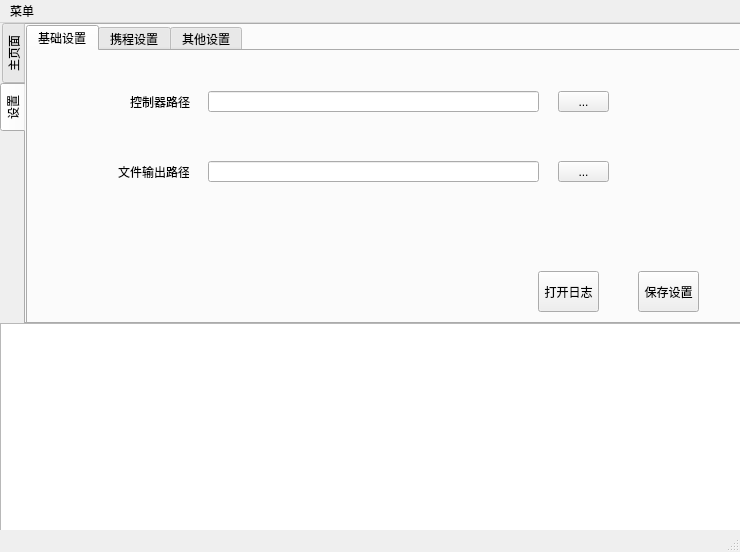
First picture: the form in ui/mainWindow.ui, repository SHEN2BAIYI/hotelSpider, before the edit.
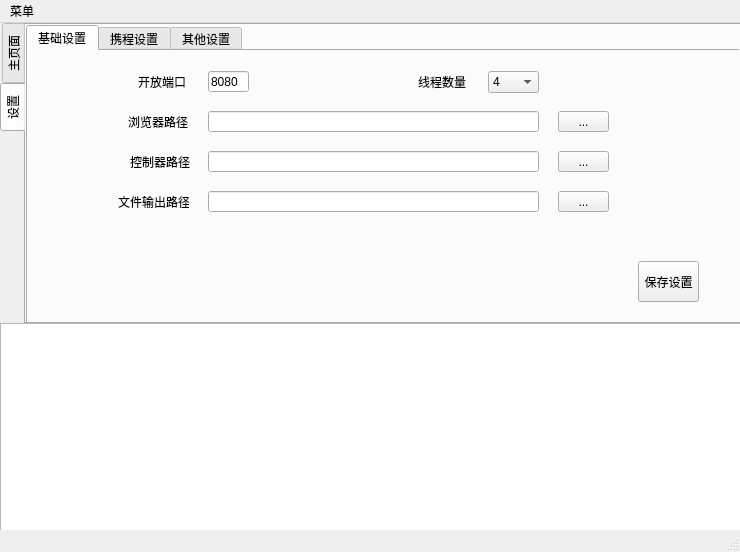
Second picture: the form after the edit. The open tabs and pages were chosen to show the change.

Patch:
```diff
--- a/ui/mainWindow.ui
+++ b/ui/mainWindow.ui
@@ -446,44 +446,6 @@
        <string/>
       </property>
      </widget>
-     <widget class="QLabel" name="label_15">
-      <property name="geometry">
-       <rect>
-        <x>60</x>
-        <y>70</y>
-        <width>51</width>
-        <height>21</height>
-       </rect>
-      </property>
-      <property name="text">
-       <string>排序条件</string>
-      </property>
-     </widget>
-     <widget class="QComboBox" name="pingtai_2">
-      <property name="geometry">
-       <rect>
-        <x>120</x>
-        <y>70</y>
-        <width>191</width>
-        <height>22</height>
-       </rect>
-      </property>
-      <item>
-       <property name="text">
-        <string>欢迎度优先</string>
-       </property>
-      </item>
-      <item>
-       <property name="text">
-        <string>好评优先</string>
-       </property>
-      </item>
-      <item>
-       <property name="text">
-        <string>价格优先</string>
-       </property>
-      </item>
-     </widget>
      <widget class="QLabel" name="label_16">
       <property name="geometry">
        <rect>
@@ -570,7 +532,7 @@
         <property name="geometry">
          <rect>
           <x>102</x>
-          <y>40</y>
+          <y>100</y>
           <width>71</width>
           <height>21</height>
          </rect>
@@ -583,7 +545,7 @@
         <property name="geometry">
          <rect>
           <x>180</x>
-          <y>40</y>
+          <y>100</y>
           <width>331</width>
           <height>21</height>
          </rect>
@@ -596,7 +558,7 @@
         <property name="geometry">
          <rect>
           <x>530</x>
-          <y>40</y>
+          <y>100</y>
           <width>51</width>
           <height>21</height>
          </rect>
@@ -609,7 +571,7 @@
         <property name="geometry">
          <rect>
           <x>610</x>
-          <y>220</y>
+          <y>210</y>
           <width>61</width>
           <height>41</height>
          </rect>
@@ -622,7 +584,7 @@
         <property name="geometry">
          <rect>
           <x>90</x>
-          <y>110</y>
+          <y>140</y>
           <width>71</width>
           <height>21</height>
          </rect>
@@ -635,7 +597,7 @@
         <property name="geometry">
          <rect>
           <x>180</x>
-          <y>110</y>
+          <y>140</y>
           <width>331</width>
           <height>21</height>
          </rect>
@@ -648,7 +610,7 @@
         <property name="geometry">
          <rect>
           <x>530</x>
-          <y>110</y>
+          <y>140</y>
           <width>51</width>
           <height>21</height>
          </rect>
@@ -657,19 +619,140 @@
          <string>...</string>
         </property>
        </widget>
-       <widget class="QPushButton" name="storeButton_2">
+       <widget class="QLabel" name="label_4">
         <property name="geometry">
          <rect>
-          <x>510</x>
-          <y>220</y>
-          <width>61</width>
-          <height>41</height>
+          <x>100</x>
+          <y>60</y>
+          <width>71</width>
+          <height>21</height>
          </rect>
         </property>
         <property name="text">
-         <string>打开日志</string>
+         <string>浏览器路径</string>
         </property>
        </widget>
+       <widget class="QLineEdit" name="webPathLine">
+        <property name="geometry">
+         <rect>
+          <x>180</x>
+          <y>60</y>
+          <width>331</width>
+          <height>21</height>
+         </rect>
+        </property>
+        <property name="readOnly">
+         <bool>true</bool>
+        </property>
+       </widget>
+       <widget class="QToolButton" name="webChooseButton">
+        <property name="geometry">
+         <rect>
+          <x>530</x>
+          <y>60</y>
+          <width>51</width>
+          <height>21</height>
+         </rect>
+        </property>
+        <property name="text">
+         <string>...</string>
+        </property>
+       </widget>
+       <widget class="QLabel" name="label_14">
+        <property name="geometry">
+         <rect>
+          <x>110</x>
+          <y>20</y>
+          <width>51</width>
+          <height>21</height>
+         </rect>
+        </property>
+        <property name="text">
+         <string>开放端口</string>
+        </property>
+       </widget>
+       <widget class="QLineEdit" name="portLine">
+        <property name="geometry">
+         <rect>
+          <x>180</x>
+          <y>20</y>
+          <width>41</width>
+          <height>21</height>
+         </rect>
+        </property>
+        <property name="text">
+         <string>8080</string>
+        </property>
+        <property name="readOnly">
+         <bool>true</bool>
+        </property>
+       </widget>
+       <widget class="QLabel" name="label_15">
+        <property name="geometry">
+         <rect>
+          <x>390</x>
+          <y>20</y>
+          <width>51</width>
+          <height>21</height>
+         </rect>
+        </property>
+        <property name="text">
+         <string>线程数量</string>
+        </property>
+       </widget>
+       <widget class="QComboBox" name="threadBox">
+        <property name="geometry">
+         <rect>
+          <x>460</x>
+          <y>20</y>
+          <width>51</width>
+          <height>22</height>
+         </rect>
+        </property>
+        <property name="currentIndex">
+         <number>3</number>
+        </property>
+        <item>
+         <property name="text">
+          <string>1</string>
+         </property>
+        </item>
+        <item>
+         <property name="text">
+          <string>2</string>
+         </property>
+        </item>
+        <item>
+         <property name="text">
+          <string>3</string>
+         </property>
+        </item>
+        <item>
+         <property name="text">
+          <string>4</string>
+         </property>
+        </item>
+        <item>
+         <property name="text">
+          <string>5</string>
+         </property>
+        </item>
+        <item>
+         <property name="text">
+          <string>6</string>
+         </property>
+        </item>
+        <item>
+         <property name="text">
+          <string>7</string>
+         </property>
+        </item>
+        <item>
+         <property name="text">
+          <string>8</string>
+         </property>
+        </item>
+       </widget>
       </widget>
       <widget class="QWidget" name="tab_4">
        <attribute name="title">
```
Left out of the diff: 52 changed lines with no effect on the pictures.
